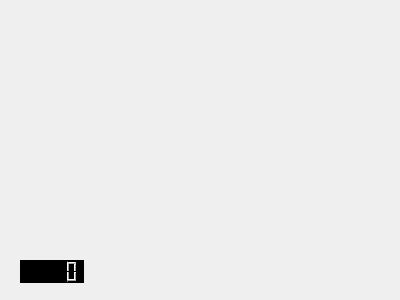
Old version of the form testing.ui in the repository Liimpo/qweqwe.
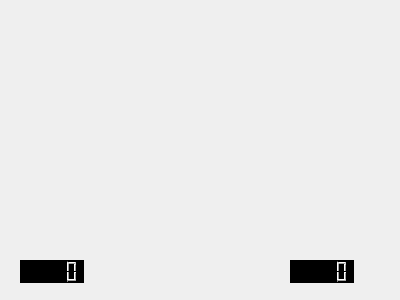
New version of the form.

The edit to the form file:
```diff
--- a/testing.ui
+++ b/testing.ui
@@ -13,17 +13,6 @@
   <property name="windowTitle">
    <string>Dialog</string>
   </property>
-  <widget class="QWidget" name="verticalLayoutWidget">
-   <property name="geometry">
-    <rect>
-     <x>0</x>
-     <y>280</y>
-     <width>391</width>
-     <height>20</height>
-    </rect>
-   </property>
-   <layout class="QVBoxLayout" name="statusBarLayout"/>
-  </widget>
   <widget class="QWidget" name="gridLayoutWidget">
    <property name="geometry">
     <rect>
@@ -55,6 +44,26 @@
 }</string>
    </property>
   </widget>
+  <widget class="QLCDNumber" name="gameTimer">
+   <property name="geometry">
+    <rect>
+     <x>290</x>
+     <y>260</y>
+     <width>64</width>
+     <height>23</height>
+    </rect>
+   </property>
+   <property name="autoFillBackground">
+    <bool>false</bool>
+   </property>
+   <property name="styleSheet">
+    <string notr="true">QLCDNumber{
+	background-color: black;
+	border: 1px;
+	color: white;
+}</string>
+   </property>
+  </widget>
  </widget>
  <resources/>
  <connections/>
```
